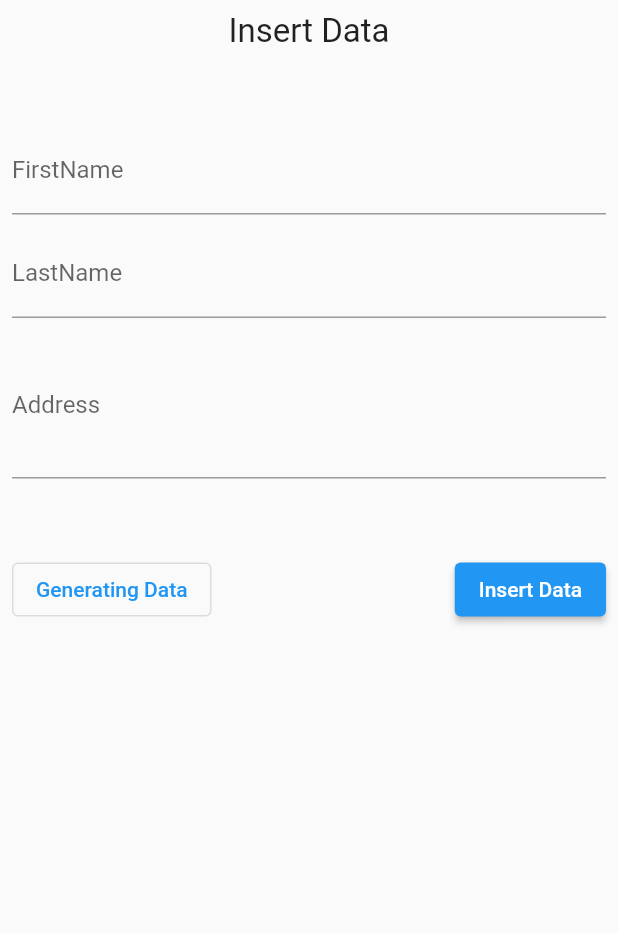
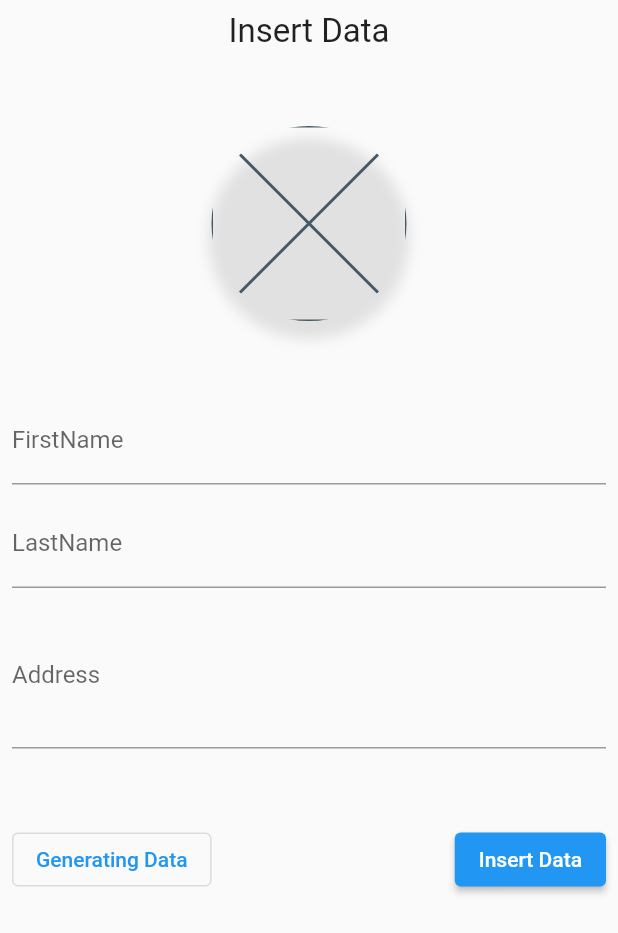
Before and after one commit to Perumallpardhiv/mongo_flutter, a Flutter app: the insertorEditData screen opened directly, after a tap on "Insert Data", on a phone screen of 412 x 824 dp. Shown: the top 933 px of the screen. Run offline on Flutter 3.47's test engine with Material 2 defaults, Android fonts, the phone set to English and light mode, and no system bars; our stand-ins replace faker, image_picker, transparent_image; missing offline and left inert: dart:ffi, mongo_dart.

Commit message:
storing images by converting File to Unit8List and to base64String Stored string is displayed in display.dart page Used Provider also

```diff
--- a/lib/dbhelper/mongodb.dart
+++ b/lib/dbhelper/mongodb.dart
@@ -39,6 +39,7 @@ class MongoDatabase {
     result['firstName'] = model.firstName;
     result['lastName'] = model.lastName;
     result['address'] = model.address;
+    result['imagebase64'] = model.imagebase64;
     var responce = await userCollection.save(result);
     inspect(responce);
     return "Done";
--- a/lib/insert.dart
+++ b/lib/insert.dart
@@ -1,9 +1,18 @@
+import 'dart:convert';
+import 'dart:ffi';
+import 'dart:io';
+import 'dart:typed_data';
+
 import 'package:faker/faker.dart';
 import 'package:flutter/material.dart';
+import 'package:image_picker/image_picker.dart';
 import 'package:mongo_dart/mongo_dart.dart' as Mongo;
 import 'package:mongo_flutter/dbhelper/mongodb.dart';
 import 'package:mongo_flutter/display.dart';
 import 'package:mongo_flutter/mongoModel.dart';
+import 'package:mongo_flutter/provider.dart';
+import 'package:provider/provider.dart';
+import 'package:transparent_image/transparent_image.dart';
 
 class insertorEditData extends StatefulWidget {
   MongoDBmodel? datamodel;
@@ -18,6 +27,10 @@ class _insertorEditDataState extends State<insertorEditData> {
   var lastnameCont = TextEditingController();
   var addressnameCont = TextEditingController();
 
+  final ImagePicker _picker = ImagePicker();
+  Uint8List? imgUnit8List;
+  String? _base64Img;
+
   void _fakedata() {
     setState(() {
       firstnameCont.text = faker.person.firstName();
@@ -27,13 +40,19 @@ class _insertorEditDataState extends State<insertorEditData> {
     });
   }
 
+  imageBase64String prov1 = imageBase64String();
+
   @override
   Widget build(BuildContext context) {
+    prov1 = Provider.of<imageBase64String>(context);
     if (widget.datamodel != null) {
       firstnameCont.text = widget.datamodel!.firstName;
       lastnameCont.text = widget.datamodel!.lastName;
       addressnameCont.text = widget.datamodel!.address;
+      _base64Img = widget.datamodel!.imagebase64;
+      imgUnit8List = base64Decode(_base64Img!);
     }
+
     return Scaffold(
       body: SafeArea(
         child: SingleChildScrollView(
@@ -44,6 +63,44 @@ class _insertorEditDataState extends State<insertorEditData> {
                 Text(
                   widget.datamodel != null ? "Update Data" : "Insert Data",
                   style: const TextStyle(fontSize: 22),
+                ),
+                const SizedBox(
+                  height: 50,
+                ),
+                Consumer<imageBase64String>(
+                  builder: (BuildContext context, value, Widget? child) {
+                    return GestureDetector(
+                      onTap: () {
+                        prov1.pickImageBase64();
+                      },
+                      child: Container(
+                        width: 130,
+                        height: 130,
+                        decoration: BoxDecoration(
+                          boxShadow: [
+                            BoxShadow(
+                              spreadRadius: 2,
+                              blurRadius: 7,
+                              color: Colors.black.withOpacity(0.1),
+                              offset: Offset(0, 10),
+                            ),
+                          ],
+                          shape: BoxShape.circle,
+                        ),
+                        child: ClipRRect(
+                          borderRadius: BorderRadius.circular(100),
+                          child: value.imgUnit8List == null
+                              ? Placeholder(
+                                  fallbackHeight: 200,
+                                )
+                              : Image.memory(
+                                  value.imgUnit8List!,
+                                  fit: BoxFit.cover,
+                                ),
+                        ),
+                      ),
+                    );
+                  },
                 ),
                 const SizedBox(
                   height: 50,
@@ -86,17 +143,21 @@ class _insertorEditDataState extends State<insertorEditData> {
                       },
                       child: const Text("Generating Data"),
                     ),
-                    ElevatedButton(
+                    Consumer<imageBase64String>(
+                      builder: (BuildContext context, value, Widget? child) {
+                        return ElevatedButton(
                           onPressed: () async {
                             if (widget.datamodel != null) {
                               var id = widget.datamodel!.id;
                               final model = MongoDBmodel(
                                 id: id,
-                            firstName: firstnameCont.text,
-                            lastName: lastnameCont.text,
-                            address: addressnameCont.text,
+                                firstName: firstnameCont.text.toLowerCase(),
+                                lastName: lastnameCont.text.toLowerCase(),
+                                address: addressnameCont.text.toLowerCase(),
+                                imagebase64: value.base64Img!,
                               );
                               var result = await MongoDatabase.update(model);
+                              prov1.maketonull();
                               print(result);
                             } else {
                               var id = Mongo.ObjectId();
@@ -105,17 +166,24 @@ class _insertorEditDataState extends State<insertorEditData> {
                                 firstName: firstnameCont.text.toLowerCase(),
                                 lastName: lastnameCont.text.toLowerCase(),
                                 address: addressnameCont.text.toLowerCase(),
+                                imagebase64: value.base64Img!,
                               );
                               var result = await MongoDatabase.insert(model);
+                              prov1.maketonull();
                               print(result);
-                          ScaffoldMessenger.of(context).showSnackBar(SnackBar(
-                              content: Text("Inserted ID : " + id.$oid)));
+                              ScaffoldMessenger.of(context).showSnackBar(
+                                SnackBar(
+                                  content: Text("Inserted ID : " + id.$oid),
+                                ),
+                              );
                             }
                             Navigator.pop(context, true);
                           },
                           child: widget.datamodel == null
                               ? Text("Insert Data")
                               : Text("Update Data"),
+                        );
+                      },
                     ),
                   ],
                 )
--- a/lib/mongoModel.dart
+++ b/lib/mongoModel.dart
@@ -1,5 +1,7 @@
 import 'dart:convert';
+import 'dart:typed_data';
 import 'package:mongo_dart/mongo_dart.dart';
+import 'package:flutter/material.dart';
 
 MongoDBmodel mongoDBmodelFromJson(String str) =>
     MongoDBmodel.fromJson(json.decode(str));
@@ -11,12 +13,14 @@ class MongoDBmodel {
   String firstName;
   String lastName;
   String address;
+  String imagebase64;
 
   MongoDBmodel({
     required this.id,
     required this.firstName,
     required this.lastName,
     required this.address,
+    required this.imagebase64,
   });
 
   factory MongoDBmodel.fromJson(Map<String, dynamic> json) => MongoDBmodel(
@@ -24,6 +28,7 @@ class MongoDBmodel {
         firstName: json["firstName"],
         lastName: json["lastName"],
         address: json["address"],
+        imagebase64: json["imagebase64"]
       );
 
   Map<String, dynamic> toJson() => {
@@ -31,5 +36,6 @@ class MongoDBmodel {
         "firstName": firstName,
         "lastName": lastName,
         "address": address,
+        "imagebase64": imagebase64,
       };
 }
--- /dev/null
+++ b/lib/provider.dart
@@ -0,0 +1,28 @@
+import 'dart:convert';
+import 'dart:typed_data';
+import 'package:flutter/material.dart';
+import 'package:image_picker/image_picker.dart';
+
+class imageBase64String extends ChangeNotifier {
+  Uint8List? imgUnit8List;
+  String? base64Img;
+  final ImagePicker _picker = ImagePicker();
+
+  pickImageBase64() async {
+    final XFile? image = await _picker.pickImage(source: ImageSource.gallery);
+    if (image == null) return;
+
+    Uint8List imagebyte = await image.readAsBytes();
+    imgUnit8List = imagebyte;
+    String base64String = base64Encode(imagebyte);
+    base64Img = base64String;
+
+    notifyListeners();
+  }
+
+  maketonull() {
+    imgUnit8List = null;
+    base64Img = "";
+    notifyListeners();
+  }
+}
```
Also changed, not shown: lib/display.dart (+23 -0 lines), lib/main.dart (+9 -1 lines), pubspec.yaml (+7 -18 lines), pubspec.lock, 1 other file. Lines whose indentation alone changed are shown as unchanged.
